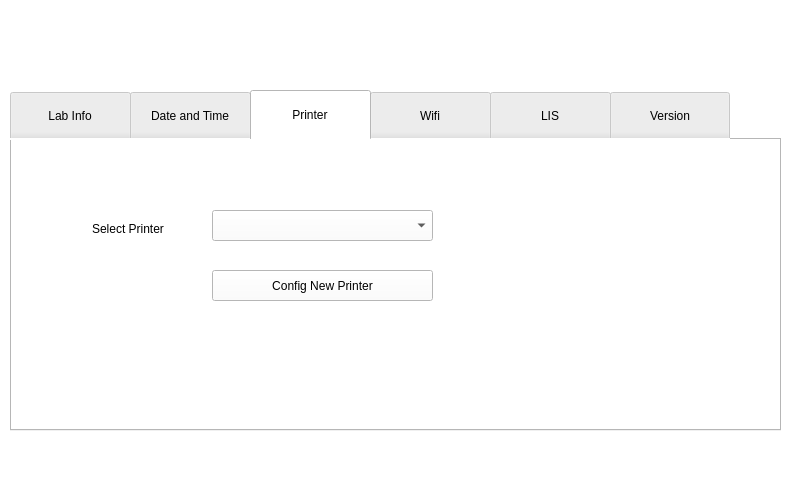
This is mainwindow.ui in srikrishnan90/ELISAREADER as Qt 5 draws it before an edit. The edited form follows.
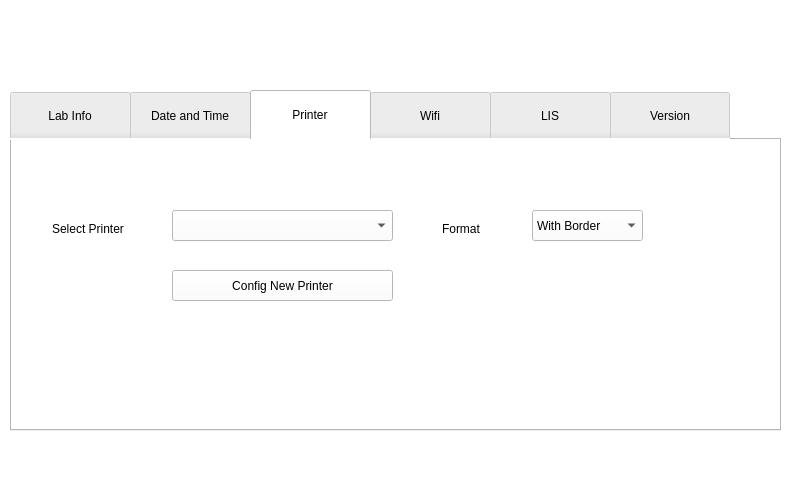
This is the edited form. The open tabs and pages were chosen to show the change.

Diff of the .ui file:
```diff
--- a/mainwindow.ui
+++ b/mainwindow.ui
@@ -7077,7 +7077,7 @@
        <widget class="QLabel" name="label_47">
         <property name="geometry">
          <rect>
-          <x>80</x>
+          <x>40</x>
           <y>80</y>
           <width>91</width>
           <height>17</height>
@@ -7090,7 +7090,7 @@
        <widget class="QComboBox" name="comboBox_14">
         <property name="geometry">
          <rect>
-          <x>200</x>
+          <x>160</x>
           <y>70</y>
           <width>221</width>
           <height>31</height>
@@ -7100,7 +7100,7 @@
        <widget class="QPushButton" name="pushButton_23">
         <property name="geometry">
          <rect>
-          <x>200</x>
+          <x>160</x>
           <y>130</y>
           <width>221</width>
           <height>31</height>
@@ -7110,6 +7110,39 @@
          <string>Config New Printer</string>
         </property>
        </widget>
+       <widget class="QComboBox" name="comboBox_16">
+        <property name="geometry">
+         <rect>
+          <x>520</x>
+          <y>70</y>
+          <width>111</width>
+          <height>31</height>
+         </rect>
+        </property>
+        <item>
+         <property name="text">
+          <string>With Border</string>
+         </property>
+        </item>
+        <item>
+         <property name="text">
+          <string>Without Border</string>
+         </property>
+        </item>
+       </widget>
+       <widget class="QLabel" name="label_54">
+        <property name="geometry">
+         <rect>
+          <x>430</x>
+          <y>80</y>
+          <width>61</width>
+          <height>17</height>
+         </rect>
+        </property>
+        <property name="text">
+         <string>Format</string>
+        </property>
+       </widget>
       </widget>
       <widget class="QWidget" name="tab_4">
        <attribute name="title">
```
